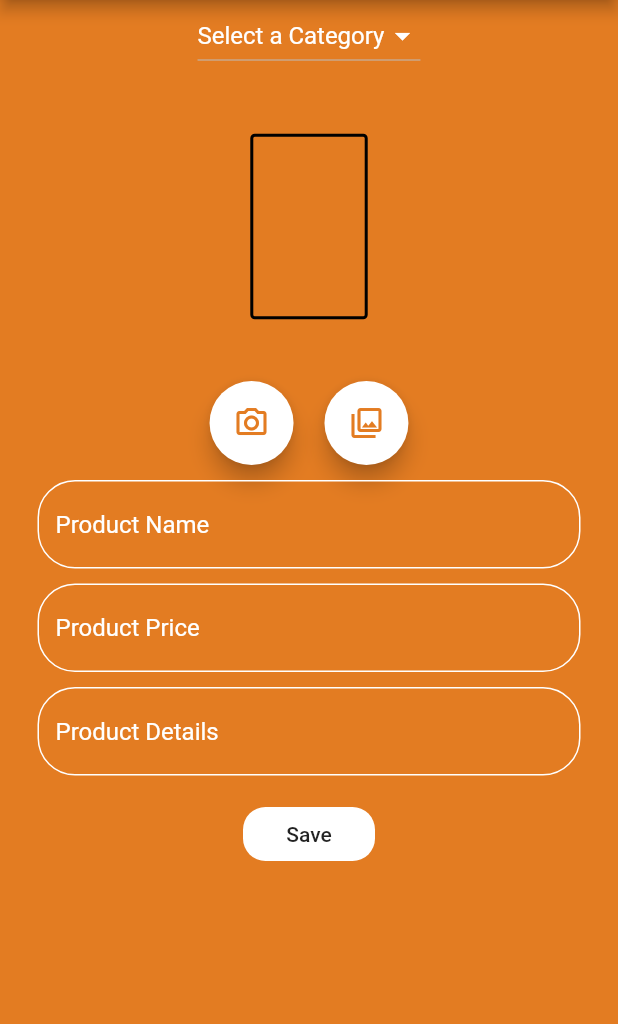
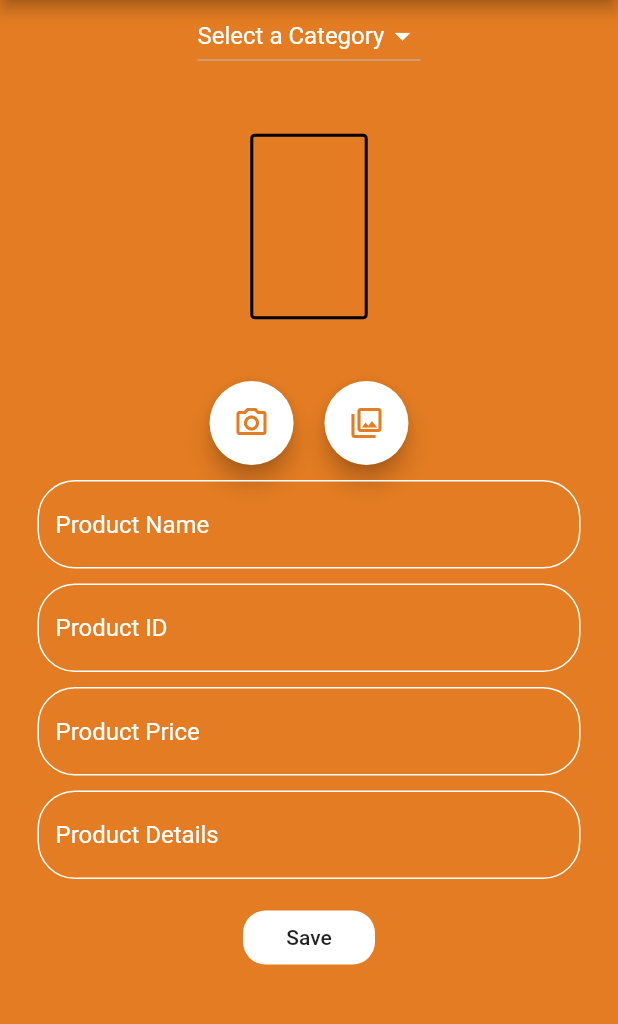
Before and after one commit to mostofa-mahmud/E-commerce, a Flutter app: the Admin_page screen opened directly, on a phone screen of 412 x 824 dp, the part 84-1108 px from its top. Run offline on Flutter 3.47's test engine with Material 2 defaults, Android fonts, the phone set to English and light mode, and no system bars; our stand-ins replace cloud_firestore, firebase_auth, firebase_storage, image_picker; accounts and stored records are empty.

Commit message:
commit 7

```diff
--- a/lib/admin_page.dart
+++ b/lib/admin_page.dart
@@ -17,7 +17,7 @@ class Admin_page extends StatefulWidget {
 class _Admin_pageState extends State<Admin_page> {
 
   var _product;
-  String _product_name="", _product_price="", _product_details="", image="", _category="";
+  String _product_name="",_product_id="", _product_price="", _product_details="", image="", _category="";
   List productItem= [
     "Women",
     "Men",
@@ -60,6 +60,7 @@ class _Admin_pageState extends State<Admin_page> {
     await(imgUrl);
     Firestore.instance.collection(_category).add({
       '_product_name': _product_name,
+      '_product_id': _product_id,
       '_product_price': _product_price,
       '_product_details': _product_details,
       'Image': imgUrl,
@@ -243,6 +244,37 @@ class _Admin_pageState extends State<Admin_page> {
                 style: TextStyle(color: Colors.white),
                 cursorColor: Colors.white,
                 decoration: InputDecoration(
+                  hintText: "Product ID",
+                  hintStyle: TextStyle(
+                    color: Colors.white,
+                  ),
+                  focusedBorder: OutlineInputBorder(
+                    borderRadius: BorderRadius.circular(25.0),
+                    borderSide: BorderSide(color: Colors.white, width: 3.0),
+                  ),
+                  enabledBorder: OutlineInputBorder(
+                    borderRadius: BorderRadius.circular(25.0),
+                    borderSide: BorderSide(
+                      color: Colors.white,
+                      width: 1.0,
+                    ),
+                  ),
+                ),
+                onChanged: (input) {
+                  setState(() {
+                    _product_id = input;
+                  });
+                },
+              ),
+            ),
+
+            Padding(
+              padding: const EdgeInsets.only(left: 25, right: 25, top: 10),
+              child: TextFormField(
+                keyboardType: TextInputType.number,
+                style: TextStyle(color: Colors.white),
+                cursorColor: Colors.white,
+                decoration: InputDecoration(
                   hintText: "Product Price",
                   hintStyle: TextStyle(
                     color: Colors.white,
--- a/lib/cart.dart
+++ b/lib/cart.dart
@@ -2,6 +2,7 @@
 
 import 'package:cloud_firestore/cloud_firestore.dart';
 import 'package:firebase_auth/firebase_auth.dart';
+import 'package:flutter/cupertino.dart';
 import 'package:flutter/material.dart';
 
 
@@ -21,6 +22,8 @@ class _CartState extends State<Cart> {
       user = userData;
     });
   }
+
+  var total=0, productId;
 
   @override
   void initState() {
@@ -68,7 +71,18 @@ class _CartState extends State<Cart> {
                                 document['Product_Price'] ?? "No Product Available",
                                 style: TextStyle(color: Colors.white),
                               ),
+
+
                             ],
+                          ),
+
+                          _quantity(
+                              document['count'] ?? 'no product count',
+                            document['Product_Id'] ?? 'no product id',
+                            document['Product_Category'] ?? 'no product Category',
+                            document['Product_Name'] ?? 'no product name',
+                            document['Product_Price'] ?? ' no product price',
+
                           ),
 
 
@@ -122,4 +136,78 @@ class _CartState extends State<Cart> {
           }),
     );
   }
+
+
+
+  Widget _quantity(var countItem, var pId, var pCategory, var pName, var pPrice){
+
+    var count = int.parse(countItem.toString());
+
+    return Container(
+
+      child: Row(
+        children: [
+
+          IconButton(
+              icon: Icon(CupertinoIcons.minus),
+              onPressed: () async {
+                try{
+                  count--;
+                  setState(() {
+                    this.total=this.total-int.parse(pPrice.toString());
+                  });
+
+                  FirebaseUser user = await FirebaseAuth.instance.currentUser();
+                  final CollectionReference userRef = Firestore.instance.collection('E-Commerce');
+                  await userRef.document(user.uid).collection('product').document(pId.toString()).updateData({
+
+
+                    'Product_Id': pId.toString(),
+                    'Product_Name': pName.toString(),
+                    'Product_Price': total.toString(),
+                    'Product_Category': pCategory.toString(),
+                    'count': count
+                  });
+                }catch(e){
+                  print(e);
+                }
+
+              }
+          ),
+          Text('$count'),
+
+          IconButton(
+              icon: Icon(CupertinoIcons.plus),
+              onPressed: () async {
+                try{
+                  count++;
+                  setState(() {
+                    this.total=this.total+int.parse(pPrice.toString());
+                  });
+
+                  FirebaseUser user = await FirebaseAuth.instance.currentUser();
+                  final CollectionReference userRef = Firestore.instance.collection('E-Commerce');
+                  await userRef.document(user.uid).collection('product').document(pId.toString()).updateData({
+
+
+                    'Product_Id': pId.toString(),
+                    'Product_Name': pName.toString(),
+                    'Product_Price': total.toString(),
+                    'Product_Category': pCategory.toString(),
+                    'count': count
+                  });
+
+                }catch(e){
+                  print(e);
+                }
+              }
+          ),
+
+
+
+        ],
+      ),
+
+    );
+  }
 }
--- a/lib/database.dart
+++ b/lib/database.dart
@@ -28,11 +28,12 @@ class DataBaseProductService{
 
   final CollectionReference user = Firestore.instance.collection('E-Commerce');
 
-  Future UpdateUserData(String _product_Name, _product_price,_category) async{
+  Future UpdateUserData(String _product_Name, _product_price,_category, count, product_id) async{
     return await user.document(uid).collection('product').add({
       'Product_Name': _product_Name,
       'Product_Price': _product_price,
-      'Product_Category': _category
+      'Product_Category': _category,
+      'count': count
     });
   }
 }
--- a/lib/details_page.dart
+++ b/lib/details_page.dart
@@ -8,26 +8,38 @@ import 'package:firebase_auth/firebase_auth.dart';
 
 class Details extends StatefulWidget {
 
-  var item, product_name, product_details, price, pic;
-  Details(String this.item, String this.product_name, String this.product_details, String this.price, var this.pic);
+  var item, product_name, product_details, price, pic, product_id;
+  Details(String this.item, String this.product_name,  String this.product_id, String this.product_details, String this.price, var this.pic);
 
   @override
-  _DetailsState createState() => _DetailsState(this.item, this.product_name, this.product_details, this.price, this.pic);
+  _DetailsState createState() => _DetailsState(this.item, this.product_name, this.product_id, this.product_details, this.price, this.pic);
 }
 
 class _DetailsState extends State<Details> {
 
-  var item, product_name, product_details, price, pic,_category;
-  _DetailsState(this.item, this.product_name, this.product_details, this.price,this.pic);
+  var item, product_name, product_details, price, pic,_category, count=1, product_id;
+  _DetailsState(this.item, this.product_name, this.product_id, this.product_details, this.price, this.pic);
 
   final CollectionReference brewcollection = Firestore.instance.collection('E-Commerce');
   String uid='';
 
   Future<void> sendDataProduct()async{
     FirebaseUser user = await FirebaseAuth.instance.currentUser();
-    await DataBaseProductService(uid: user.uid).UpdateUserData(
-        product_name,price,_category = this.item
-    );
+
+
+    //await DataBaseProductService(uid: user.uid).UpdateUserData(
+      //  product_name,price,_category = this.item, count=1, product_id
+    //);
+
+    final CollectionReference userRef = Firestore.instance.collection('E-Commerce');
+    await userRef.document(user.uid).collection('product').document(product_id.toString()).setData({
+      'Product_Name': product_name,
+      'Product_Id': product_id,
+      'Product_Price': price,
+      'Product_Category': item,
+      'count': count
+    });
+
     Navigator.push(context, MaterialPageRoute(builder: (context)=>Cart()));
 
   }
--- a/lib/other_pages.dart
+++ b/lib/other_pages.dart
@@ -207,6 +207,7 @@ class _Other_pagesState extends State<Other_pages> {
                     Navigator.push(context, MaterialPageRoute(builder: (context)=> Details(
                         item,
                         document['_product_name'] ?? '',
+                        document['_product_id'] ??'',
                         document['_product_details'] ?? '',
                         document['_product_price'] ?? '',
                         document['Image']??''
```
